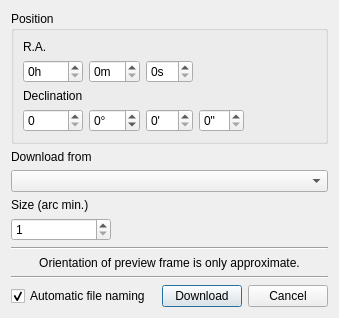
Qt form cdssdlg.ui (PavelMr/skytechx) before a commit.
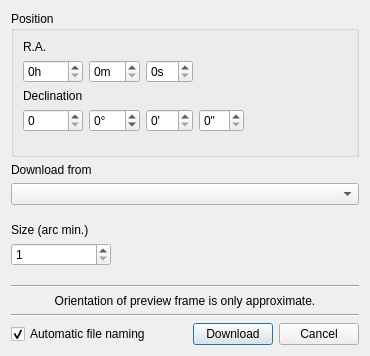
The same form after that commit. Custom widgets are drawn as their Qt base class.

The edit to the form file:
```diff
--- a/cdssdlg.ui
+++ b/cdssdlg.ui
@@ -6,8 +6,8 @@
    <rect>
     <x>0</x>
     <y>0</y>
-    <width>339</width>
-    <height>317</height>
+    <width>370</width>
+    <height>356</height>
    </rect>
   </property>
   <property name="windowTitle">
```
